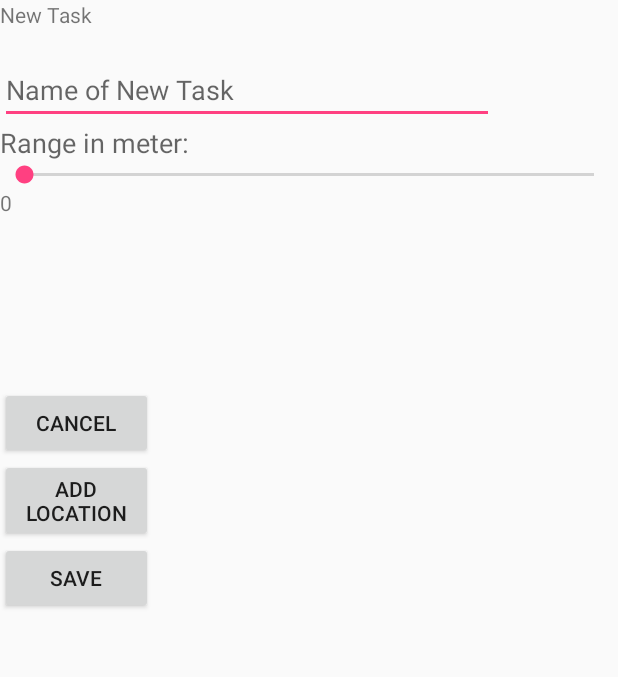
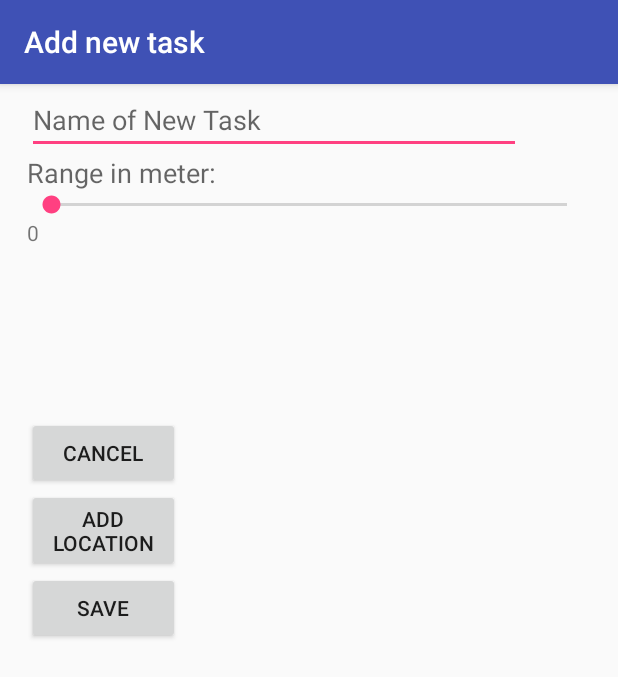
Before and after one commit to matsair/NutSmoothie, an Android app: the screen it shows after launch (NewTaskActivity), after a tap on an icon or button, on a phone screen of 412 x 824 dp. Shown: the top 677 px of the screen. Run offline under Robolectric (Android 15) with nearby library versions, the light colour scheme and no system bars; 4 statements that could not run were skipped.

Commit message:
listview improvements

```diff
--- a/app/src/main/java/de/nutboyz/nutsmoothie/MainActivity.java
+++ b/app/src/main/java/de/nutboyz/nutsmoothie/MainActivity.java
@@ -14,10 +14,8 @@ import android.view.Menu;
 import android.view.MenuItem;
 import android.view.View;
 import android.widget.AdapterView;
+import android.widget.CheckBox;
 import android.widget.ListView;
-import android.widget.Toast;
-
-import com.google.android.gms.common.api.GoogleApiClient;
 
 import java.util.ArrayList;
 import java.util.List;
@@ -29,8 +27,10 @@ import de.nutboyz.nutsmoothie.database.TaskDataSource;
 
 public class MainActivity extends AppCompatActivity {
 
-    private GoogleApiClient client;
-    List<Task> taskList = new ArrayList<Task>();
+    private final String TAG = getClass().getSimpleName();
+
+    private CheckBox checkBox;
+    List<Task> taskList = new ArrayList<>();
     ListViewAdapter myAdapter;
 
 
@@ -41,31 +41,40 @@ public class MainActivity extends AppCompatActivity {
         Toolbar toolbar = (Toolbar) findViewById(R.id.toolbar);
         setSupportActionBar(toolbar);
 
-        TaskDataSource taskDataSource = new TaskDataSource(this);
+        final TaskDataSource taskDataSource = new TaskDataSource(this);
         taskDataSource.open();
         taskList = taskDataSource.getAllTasks();
-        for (Task task : taskList) {
-            taskDataSource.deleteTask(task);
-        }
-        taskDataSource.addTask(new Task("Buy nuts", 100));
-        taskDataSource.addTask(new Task("Buy smoothie", 100));
         taskDataSource.close();
 
-        myAdapter = new ListViewAdapter(this,
-                (ArrayList<Task>) taskList);
-
         ListView listViewTasks = (ListView) findViewById(R.id.home_task_list);
-
+        myAdapter = new ListViewAdapter(this, R.layout.list_row, taskList);
         listViewTasks.setAdapter(myAdapter);
 
-
-        listViewTasks.setOnItemClickListener(new AdapterView.OnItemClickListener() {
+        listViewTasks.setOnItemLongClickListener(new AdapterView.OnItemLongClickListener() {
              @Override
-            public void onItemClick(AdapterView<?> a, View v, int position, long arg3) {
-                Toast.makeText(getApplicationContext(), " " +position , Toast.LENGTH_LONG).show();
+             public boolean onItemLongClick(AdapterView<?> parent, View view, final int position, long id) {
+                 AlertDialog.Builder dialog = new AlertDialog.Builder(MainActivity.this);
+                 dialog.setMessage("Are you sure you want to delete this task?");
+                 dialog.setPositiveButton("Yes, delete", new DialogInterface.OnClickListener() {
+                     @Override
+                     public void onClick(DialogInterface dialog, int which) {
+                         taskDataSource.open();
+                         taskDataSource.deleteTask(taskList.get(position));
+                         taskDataSource.close();
                          taskList.remove(position);
                          myAdapter.notifyDataSetChanged();
                          myAdapter.notifyDataSetInvalidated();
+                     }
+                 });
+                 dialog.setNegativeButton("No, don't delete", new DialogInterface.OnClickListener() {
+                     @Override
+                     public void onClick(DialogInterface dialog, int which) {
+
+                     }
+                 });
+                 dialog.create();
+                 dialog.show();
+                 return true;
              }
          });
 
--- a/app/src/main/java/de/nutboyz/nutsmoothie/NewTaskActivity.java
+++ b/app/src/main/java/de/nutboyz/nutsmoothie/NewTaskActivity.java
@@ -1,9 +1,10 @@
 package de.nutboyz.nutsmoothie;
 
-import android.app.Activity;
 import android.content.Intent;
 import android.net.Uri;
 import android.os.Bundle;
+import android.support.v7.app.AppCompatActivity;
+import android.support.v7.widget.Toolbar;
 import android.view.View;
 import android.widget.ArrayAdapter;
 import android.widget.Button;
@@ -28,7 +29,7 @@ import de.nutboyz.nutsmoothie.database.TaskLocationsDataSource;
 /**
  * @author Johannes
  */
-public class NewTaskActivity extends Activity {
+public class NewTaskActivity extends AppCompatActivity {
 
     public Button btn_save, btn_cancel, btn_addLocation;
     public EditText reminderName;
@@ -51,8 +52,8 @@ public class NewTaskActivity extends Activity {
         try {
             super.onCreate(savedInstanceState);
             setContentView(R.layout.newtask_activity);
-            //  Toolbar toolbar = (Toolbar) findViewById(R.id.toolbar);
-            // setSupportActionBar(toolbar);
+            Toolbar toolbar = (Toolbar) findViewById(R.id.toolbar);
+            setSupportActionBar(toolbar);
 
             buildAdapter();
 
--- a/app/src/main/res/layout/activity_main.xml
+++ b/app/src/main/res/layout/activity_main.xml
@@ -49,6 +49,6 @@
         android:layout_height="wrap_content"
         android:layout_gravity="bottom|center"
         android:layout_margin="@dimen/fab_margin"
-        android:src="@android:drawable/ic_menu_add" />
+        android:src="@drawable/new_activity" />
 
 </android.support.design.widget.CoordinatorLayout>
--- a/app/src/main/res/layout/newtask_activity.xml
+++ b/app/src/main/res/layout/newtask_activity.xml
@@ -1,7 +1,36 @@
 <?xml version="1.0" encoding="utf-8"?>
+<android.support.design.widget.CoordinatorLayout
+    xmlns:android="http://schemas.android.com/apk/res/android"
+    xmlns:app="http://schemas.android.com/apk/res-auto"
+    xmlns:tools="http://schemas.android.com/tools"
+    android:layout_width="match_parent"
+    android:layout_height="match_parent"
+    android:fitsSystemWindows="true"
+    tools:context="de.nutboyz.nutsmoothie.MainActivity">
+
+
+
+    <android.support.design.widget.AppBarLayout
+        android:layout_width="match_parent"
+        android:layout_height="wrap_content"
+        android:theme="@style/AppTheme.AppBarOverlay">
+
+        <android.support.v7.widget.Toolbar
+            android:id="@+id/toolbar"
+            android:layout_width="match_parent"
+            android:layout_height="?attr/actionBarSize"
+            android:background="?attr/colorPrimary"
+            app:popupTheme="@style/AppTheme.PopupOverlay" />
+
+    </android.support.design.widget.AppBarLayout>
+
     <LinearLayout xmlns:android="http://schemas.android.com/apk/res/android"
         android:orientation="vertical" android:layout_width="match_parent"
-    android:layout_height="match_parent">
+        android:layout_height="match_parent"
+        android:paddingBottom="@dimen/activity_vertical_margin"
+        android:paddingLeft="@dimen/activity_horizontal_margin"
+        android:paddingRight="@dimen/activity_horizontal_margin"
+        android:paddingTop="@dimen/activity_vertical_margin">
 
         <TextView
             android:id="@+id/view_search"
@@ -74,5 +103,5 @@
             android:id="@+id/newtask_textview"
             android:layout_gravity="center_horizontal" />
 
-
     </LinearLayout>
+</android.support.design.widget.CoordinatorLayout>
--- a/app/src/main/res/values/dimens.xml
+++ b/app/src/main/res/values/dimens.xml
@@ -1,6 +1,6 @@
 <resources>
     <!-- Default screen margins, per the Android Design guidelines. -->
-    <dimen name="activity_horizontal_margin">16dp</dimen>
-    <dimen name="activity_vertical_margin">16dp</dimen>
-    <dimen name="fab_margin">16dp</dimen>
+    <dimen name="activity_horizontal_margin">18dp</dimen>
+    <dimen name="activity_vertical_margin">20dp</dimen>
+    <dimen name="fab_margin">18dp</dimen>
 </resources>
```
Also changed, not shown: app/src/main/java/de/nutboyz/nutsmoothie/commons/ListViewAdapter.java (+33 -45 lines), app/src/main/res/layout/list_row.xml (+6 -5 lines), app/src/main/res/drawable/new_activity.png (added), 1 other file. Lines whose indentation alone changed are shown as unchanged.
